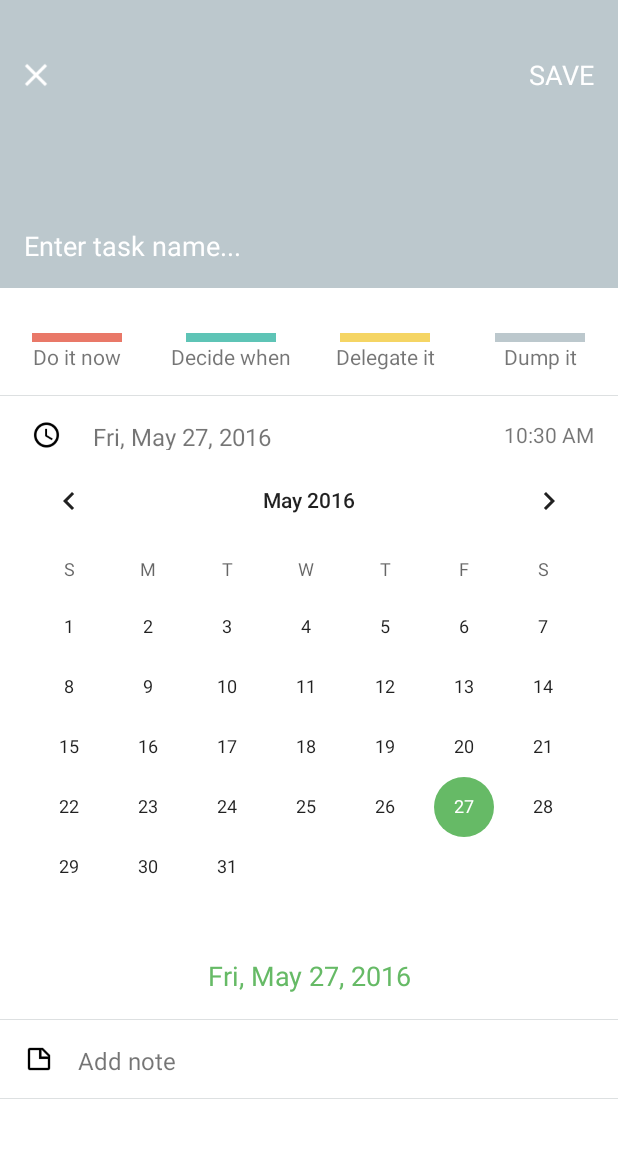
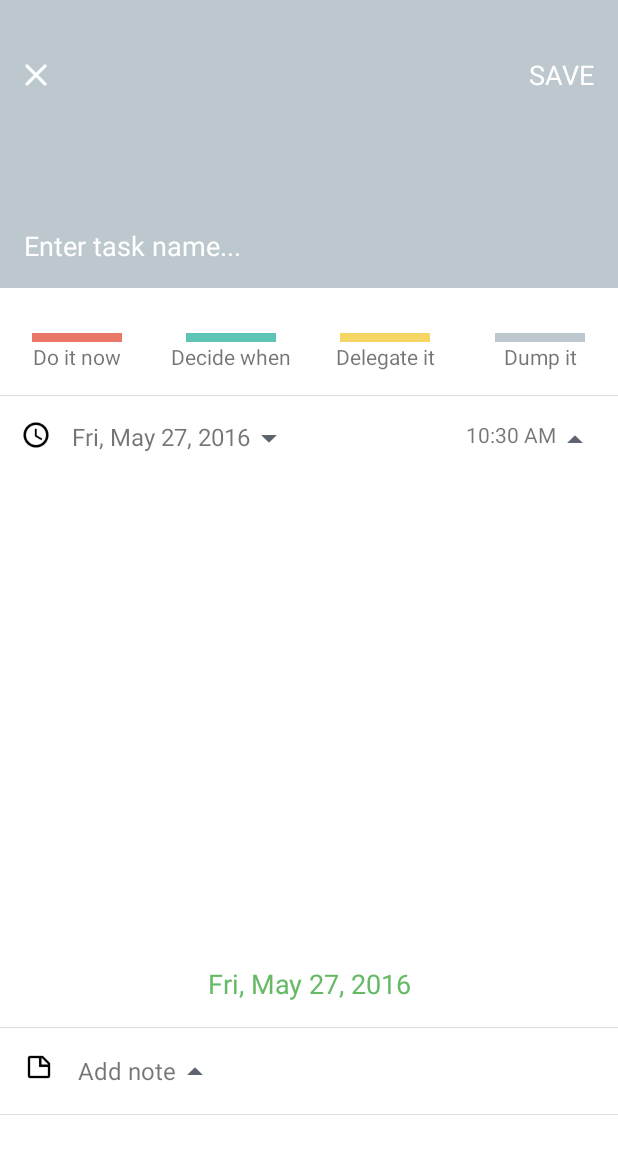
Before and after one commit to simbelmine/Eisen-Flow, an Android app: the AddTask screen opened directly, with no data from a screen before it, after a tap on "Fri, May 27, 2016", on a phone screen of 412 x 824 dp. Shown: the top 1154 px of the screen. Run offline under Robolectric (Android 15) with nearby library versions, the phone set to English and light mode, and no system bars; 2 statements that could not run were skipped; 2 other taps on this screen came first.

Commit message:
Add Task : Expand / Collapse arrows

```diff
--- a/app/src/main/java/com/android/eisenflow/AddTask.java
+++ b/app/src/main/java/com/android/eisenflow/AddTask.java
@@ -3,6 +3,7 @@ package com.android.eisenflow;
 import android.Manifest;
 import android.animation.Animator;
 import android.animation.AnimatorListenerAdapter;
+import android.animation.ObjectAnimator;
 import android.animation.ValueAnimator;
 import android.app.Activity;
 import android.content.Context;
@@ -26,6 +27,7 @@ import android.view.WindowManager;
 import android.view.inputmethod.InputMethodManager;
 import android.widget.CalendarView;
 import android.widget.EditText;
+import android.widget.ImageView;
 import android.widget.LinearLayout;
 import android.widget.RelativeLayout;
 import android.widget.TextView;
@@ -74,6 +76,9 @@ public class AddTask extends AppCompatActivity implements View.OnClickListener,
     private CoordinatorLayout snakbarLayout;
     private Intent intent;
     private DbListUtils dbListUtils;
+    private ImageView arrow_calendar;
+    private ImageView arrow_time;
+    private ImageView arrow_note;
 
     @Override
     protected void onCreate(@Nullable Bundle savedInstanceState) {
@@ -131,6 +136,10 @@ public class AddTask extends AppCompatActivity implements View.OnClickListener,
         taskName = (TextView) findViewById(R.id.task_name);
         noteTxt = (EditText) findViewById(R.id.note_txt);
         snakbarLayout = (CoordinatorLayout) findViewById(R.id.snackbarCoordinatorLayout);
+
+        arrow_calendar = (ImageView) findViewById(R.id.arrow_cal);
+        arrow_time = (ImageView) findViewById(R.id.arrow_time);
+        arrow_note = (ImageView) findViewById(R.id.arrow_note);
     }
 
     private void populateLayout() {
@@ -206,13 +215,15 @@ public class AddTask extends AppCompatActivity implements View.OnClickListener,
             case R.id.add_task_date_txt:
                 hideSoftKbd();
                 if(calendarLayout.getVisibility() == View.VISIBLE) {
-                    viewExpandCollapse(calendarLayout, false);
+                    viewExpand(calendarLayout, false);
+                    setArrowAnimation(arrow_calendar, false);
                 }
                 else {
                     timePickerLayout.setVisibility(View.GONE);
                     noteEditLayout.setVisibility(View.GONE);
                     currDateTxt.setVisibility(View.VISIBLE);
-                    viewExpandCollapse(calendarLayout, true);
+                    viewExpand(calendarLayout, true);
+                    setArrowAnimation(arrow_calendar, true);
                 }
                 break;
             case R.id.add_task_time:
@@ -225,25 +236,29 @@ public class AddTask extends AppCompatActivity implements View.OnClickListener,
                 }
 
                 if(timePickerLayout.getVisibility() == View.VISIBLE) {
-                    viewExpandCollapse(timePickerLayout, false);
+                    viewExpand(timePickerLayout, false);
+                    setArrowAnimation(arrow_time, false);
                 }
                 else {
                     calendarLayout.setVisibility(View.GONE);
                     currDateTxt.setVisibility(View.GONE);
                     noteEditLayout.setVisibility(View.GONE);
-                    viewExpandCollapse(timePickerLayout, true);
+                    viewExpand(timePickerLayout, true);
+                    setArrowAnimation(arrow_time, true);
                 }
                 break;
             case R.id.note_layout:
                 if(noteEditLayout.getVisibility() == View.VISIBLE) {
                     hideSoftKbd();
-                    viewExpandCollapse(noteEditLayout, false);
+                    viewExpand(noteEditLayout, false);
+                    setArrowAnimation(arrow_note, false);
                 }
                 else {
                     calendarLayout.setVisibility(View.GONE);
                     timePickerLayout.setVisibility(View.GONE);
-                    viewExpandCollapse(noteEditLayout, true);
+                    viewExpand(noteEditLayout, true);
                     setFocusToView(view);
+                    setArrowAnimation(arrow_note, true);
                 }
                 break;
             case R.id.curr_date_txt:
@@ -534,7 +549,7 @@ public class AddTask extends AppCompatActivity implements View.OnClickListener,
     }
 
 
-    private void viewExpandCollapse(View view, boolean expanded) {
+    private void viewExpand(View view, boolean expanded) {
         view.measure(LinearLayout.LayoutParams.MATCH_PARENT, LinearLayout.LayoutParams.WRAP_CONTENT);
         final int height = view.getMeasuredHeight();
         final int width = view.getMeasuredWidth();
@@ -713,4 +728,14 @@ public class AddTask extends AppCompatActivity implements View.OnClickListener,
         }
         return false;
     }
+
+    private void setArrowAnimation(View v, boolean pflipDown) {
+        int rotationAngle = 0;
+        if(pflipDown) {
+            rotationAngle = rotationAngle + 180;
+        }
+        ObjectAnimator anim = ObjectAnimator.ofFloat(v, "rotation",rotationAngle, rotationAngle);
+        anim.setDuration(500);
+        anim.start();
+    }
 }
--- a/app/src/main/res/layout/add_task_lyout.xml
+++ b/app/src/main/res/layout/add_task_lyout.xml
@@ -76,6 +76,7 @@
             android:layout_height="0dp"
             android:layout_weight="2.3"
             >
+            <!-- Priority Layout START -->
             <LinearLayout
                 android:id="@+id/priority_layout"
                 android:layout_width="match_parent"
@@ -176,8 +177,9 @@
                         android:text="@string/dump"
                         />
                 </LinearLayout>
+            </LinearLayout>
+            <!-- Priority Layout END -->
 
-            </LinearLayout>
             <ImageView
                 android:id="@+id/priority_divider"
                 android:layout_width="match_parent"
@@ -186,6 +188,8 @@
                 android:background="@color/divider_border"
                 android:layout_marginTop="@dimen/task_standard_margin"
                 />
+
+            <!-- Cal-Time Layout START -->
             <LinearLayout
                 android:id="@+id/time_layout"
                 android:layout_width="match_parent"
@@ -193,43 +197,70 @@
                 android:orientation="vertical"
                 android:layout_below="@+id/priority_divider"
                 android:layout_marginTop="@dimen/task_standard_margin"
-                android:gravity="center_vertical"
                 >
-                <LinearLayout
+                <!-- Cal-Time Txt Layout START -->
+                <RelativeLayout
                     android:layout_width="match_parent"
-                    android:layout_height="match_parent"
-                    android:orientation="horizontal"
-                    android:weightSum="5"
+                    android:layout_height="25dp"
+                    android:gravity="bottom"
                     >
                     <ImageView
-                        android:layout_width="0dp"
+                        android:id="@+id/clock_icon"
+                        android:layout_width="wrap_content"
                         android:layout_height="@dimen/task_icon_size"
                         android:src="@mipmap/clock_b"
-                        android:layout_marginLeft="@dimen/task_standard_margin"
-                        android:layout_weight="0.4"
-                        android:layout_gravity="center_vertical"
                         />
+                    <LinearLayout
+                        android:id="@+id/cal_txt_layout"
+                        android:layout_width="wrap_content"
+                        android:layout_height="match_parent"
+                        android:layout_toRightOf="@+id/clock_icon"
+                        android:orientation="horizontal"
+                        >
                     <TextView
                         android:id="@+id/add_task_date_txt"
-                        android:layout_width="0dp"
-                        android:layout_height="match_parent"
+                        android:layout_width="wrap_content"
+                        android:layout_height="wrap_content"
                         android:gravity="center_vertical"
                         android:textSize="@dimen/task_font_size"
-                        android:layout_marginLeft="@dimen/task_standard_margin"
                         android:clickable="true"
-                        android:layout_weight="2.3"
                         android:background="?attr/selectableItemBackgroundBorderless"
+                        android:text="Fri, May 27, 2016"
+                        />
+                    <ImageView
+                        android:id="@+id/arrow_cal"
+                        android:layout_width="25dp"
+                        android:layout_height="25dp"
+                        android:src="@mipmap/ic_arrow_up"
+                        android:layout_toRightOf="@+id/add_task_date_txt"
+                        />
+                    </LinearLayout>
+                <RelativeLayout
+                    android:id="@+id/time_txt_layout"
+                    android:layout_width="wrap_content"
+                    android:layout_height="match_parent"
+                    android:layout_toRightOf="@+id/cal_txt_layout"
+                    >
+                    <ImageView
+                        android:id="@+id/arrow_time"
+                        android:layout_width="25dp"
+                        android:layout_height="25dp"
+                        android:src="@mipmap/ic_arrow_up"
+                        android:layout_alignParentRight="true"
+                        android:layout_marginRight="@dimen/task_standard_margin"
                         />
                     <TextView
                         android:id="@+id/add_task_time"
-                        android:layout_width="0dp"
-                        android:layout_height="match_parent"
-                        android:layout_weight="2.3"
-                        android:gravity="right"
-                        android:paddingRight="@dimen/task_standard_margin"
+                        android:layout_width="wrap_content"
+                        android:layout_height="wrap_content"
                         android:background="?attr/selectableItemBackgroundBorderless"
+                        android:text="07:41"
+                        android:layout_toLeftOf="@+id/arrow_time"
                         />
-                </LinearLayout>
+                    </RelativeLayout>
+                </RelativeLayout>
+                <!-- Cal-Time Txt Layout END -->
+
                 <LinearLayout
                     android:id="@+id/add_task_calendar"
                     android:layout_width="match_parent"
@@ -270,6 +301,8 @@
                         />
                 </LinearLayout>
             </LinearLayout>
+            <!-- Cal-Time Layout END -->
+
             <ImageView
                 android:id="@+id/time_divider"
                 android:layout_width="match_parent"
@@ -308,6 +341,13 @@
                         android:layout_marginLeft="@dimen/task_standard_margin"
                         android:background="?attr/selectableItemBackgroundBorderless"
                         />
+                    <ImageView
+                        android:id="@+id/arrow_note"
+                        android:layout_width="25dp"
+                        android:layout_height="25dp"
+                        android:src="@mipmap/ic_arrow_up"
+                        android:layout_gravity="bottom"
+                        />
                 </LinearLayout>
                 <LinearLayout
                     android:id="@+id/add_task_note"
```
Also changed, not shown: app/src/main/res/mipmap-hdpi/ic_arrow_up.png (added), app/src/main/res/mipmap-mdpi/ic_arrow_up.png (added), app/src/main/res/mipmap-xhdpi/ic_arrow_up.png (added).
